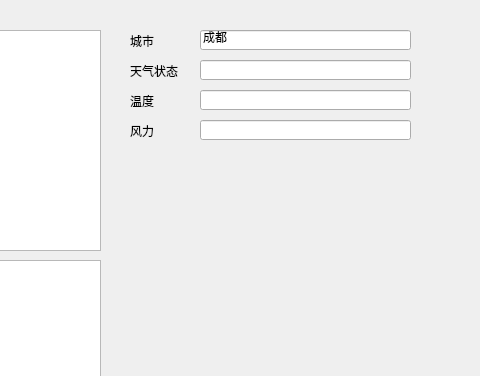
Old version of the form mainwindow.ui in the repository melody0123/GetWeatherDataWithQt; both pictures show x 320 to 800 and y 0 to 376 of the 800 by 600 pixel window.
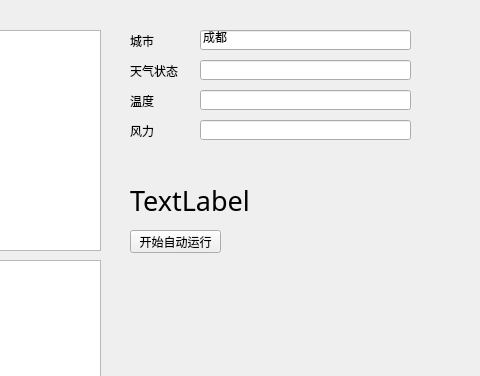
New version of the form.

Commit message:
实现了全天候运行
实现了全天候运行，并且修好了会存空数据的bug

Patch:
```diff
--- a/mainwindow.ui
+++ b/mainwindow.ui
@@ -181,6 +181,38 @@
      <string>保存</string>
     </property>
    </widget>
+   <widget class="QLabel" name="timeLable">
+    <property name="geometry">
+     <rect>
+      <x>450</x>
+      <y>180</y>
+      <width>281</width>
+      <height>41</height>
+     </rect>
+    </property>
+    <property name="font">
+     <font>
+      <family>微软雅黑</family>
+      <pointsize>20</pointsize>
+     </font>
+    </property>
+    <property name="text">
+     <string>TextLabel</string>
+    </property>
+   </widget>
+   <widget class="QPushButton" name="autoButton">
+    <property name="geometry">
+     <rect>
+      <x>450</x>
+      <y>230</y>
+      <width>91</width>
+      <height>23</height>
+     </rect>
+    </property>
+    <property name="text">
+     <string>开始自动运行</string>
+    </property>
+   </widget>
   </widget>
   <widget class="QMenuBar" name="menubar">
    <property name="geometry">
```
Left out of the diff: 17 changed lines with no effect on the pictures. The commit also changes 2 other files.
